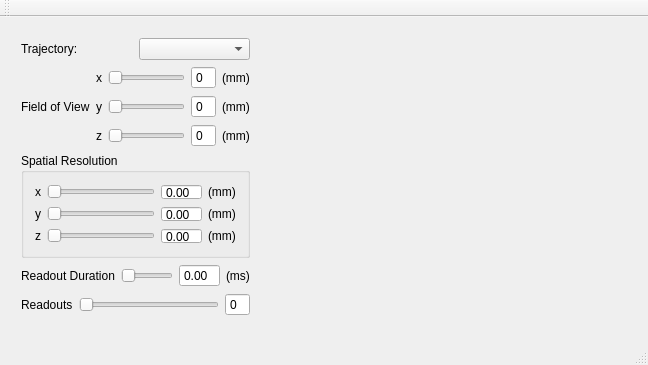
The window that trajectorydesigner/mainwindow.ui (nio1814/MRItrajectory) describes before a commit, drawn with Qt 5.
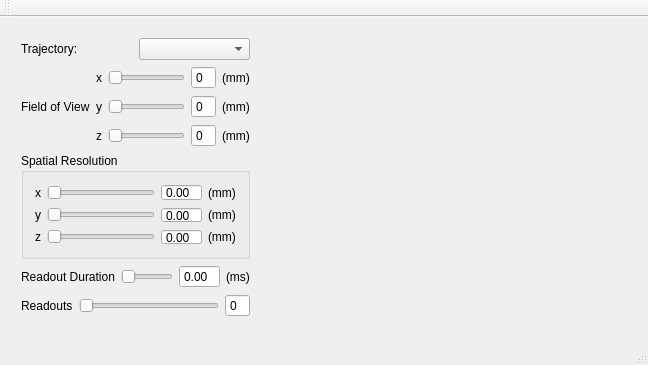
The same window after the commit.

The edit to the form file:
```diff
--- a/trajectorydesigner/mainwindow.ui
+++ b/trajectorydesigner/mainwindow.ui
@@ -20,7 +20,7 @@
       <x>10</x>
       <y>10</y>
       <width>251</width>
-      <height>300</height>
+      <height>301</height>
      </rect>
     </property>
     <layout class="QVBoxLayout" name="verticalLayout">
@@ -150,7 +150,7 @@
       </layout>
      </item>
      <item>
-      <widget class="QGroupBox" name="">
+      <widget class="QGroupBox" name="groupBox">
        <property name="title">
         <string>Spatial Resolution</string>
        </property>
```
Left out of the diff: 11 changed lines with no effect on the pictures.
